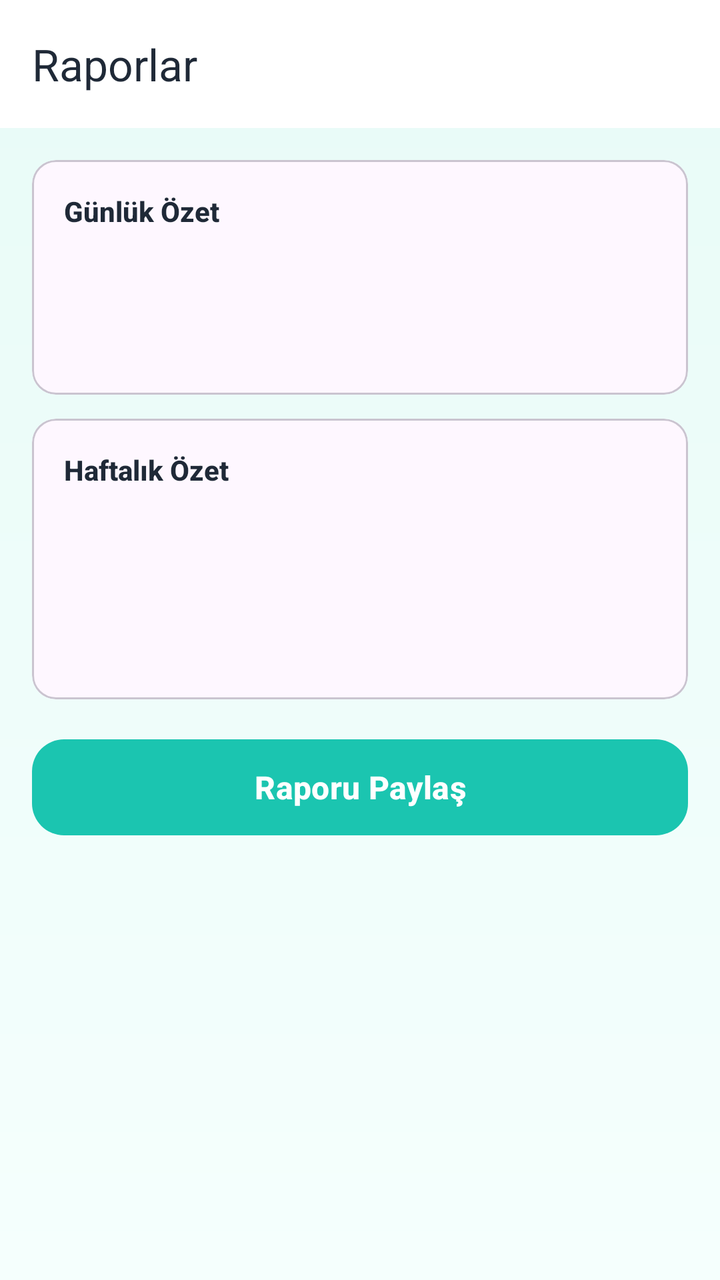
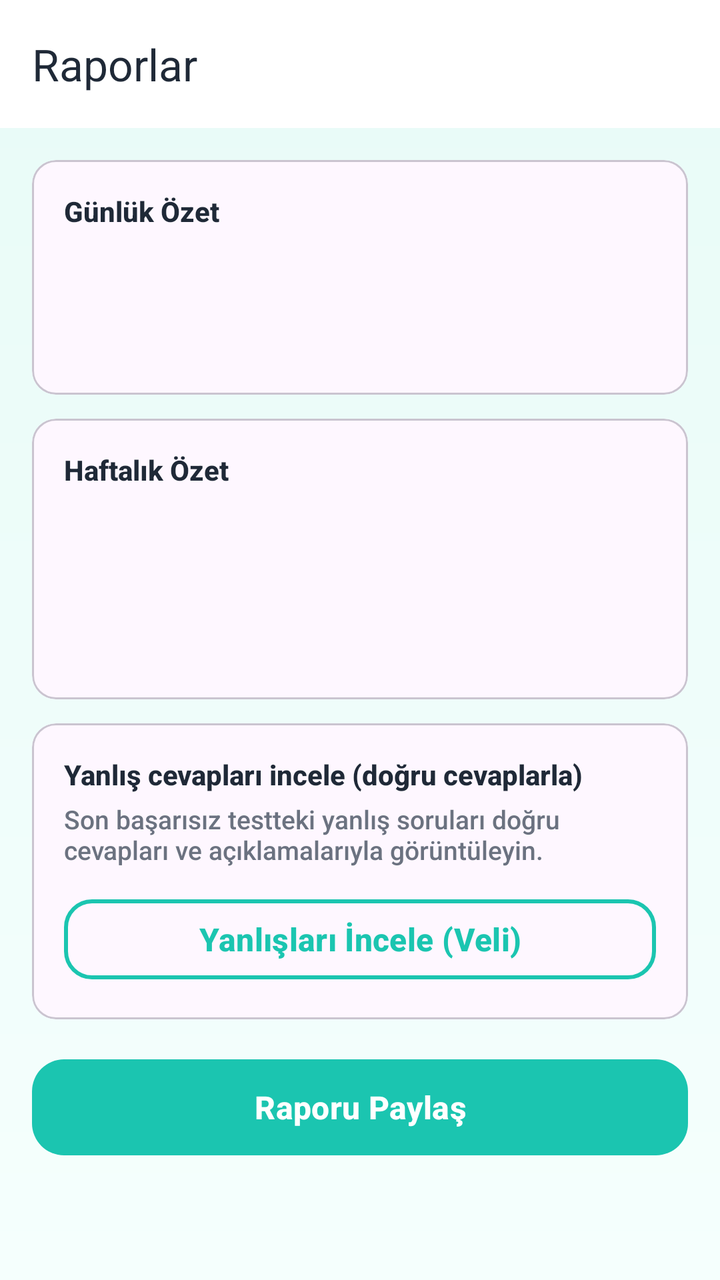

Before-and-after screenshots of an Android layout around one commit, followed by the original layout XML and the change that was made.
<!-- AndroidManifest.xml: application theme Theme.BrainBuddy -->
<!-- res/layout/activity_reports.xml -->
<?xml version="1.0" encoding="utf-8"?>
<LinearLayout xmlns:android="http://schemas.android.com/apk/res/android"
    xmlns:app="http://schemas.android.com/apk/res-auto"
    android:layout_width="match_parent"
    android:layout_height="match_parent"
    android:orientation="vertical"
    android:background="@drawable/bg_gradient">

    <com.google.android.material.appbar.MaterialToolbar
        android:id="@+id/toolbar"
        android:layout_width="match_parent"
        android:layout_height="?attr/actionBarSize"
        android:background="@color/white"
        app:title="@string/reports_title"/>

    <ScrollView
        android:layout_width="match_parent"
        android:layout_height="match_parent"
        android:padding="16dp">

        <LinearLayout
            android:layout_width="match_parent"
            android:layout_height="wrap_content"
            android:orientation="vertical">

            <com.google.android.material.card.MaterialCardView
                style="@style/BB.Card"
                android:layout_width="match_parent"
                android:layout_height="wrap_content">

                <LinearLayout
                    android:layout_width="match_parent"
                    android:layout_height="wrap_content"
                    android:orientation="vertical"
                    android:padding="16dp">

                    <TextView
                        android:text="@string/report_daily"
                        android:textStyle="bold"
                        android:textColor="@color/bb_text"
                        android:layout_width="match_parent"
                        android:layout_height="wrap_content"/>

                    <TextView
                        android:id="@+id/tvDailyLock"
                        android:layout_marginTop="4dp"
                        android:textColor="@color/bb_text_muted"
                        android:layout_width="match_parent"
                        android:layout_height="wrap_content"/>

                    <TextView
                        android:id="@+id/tvDailyQuizzes"
                        android:layout_marginTop="4dp"
                        android:textColor="@color/bb_text_muted"
                        android:layout_width="match_parent"
                        android:layout_height="wrap_content"/>

                    <TextView
                        android:id="@+id/tvDailyAttempts"
                        android:layout_marginTop="4dp"
                        android:textColor="@color/bb_text_muted"
                        android:textSize="12sp"
                        android:layout_width="match_parent"
                        android:layout_height="wrap_content"/>
                </LinearLayout>
            </com.google.android.material.card.MaterialCardView>

            <com.google.android.material.card.MaterialCardView
                style="@style/BB.Card"
                android:layout_width="match_parent"
                android:layout_height="wrap_content"
                android:layout_marginTop="12dp">

                <LinearLayout
                    android:layout_width="match_parent"
                    android:layout_height="wrap_content"
                    android:orientation="vertical"
                    android:padding="16dp">

                    <TextView
                        android:text="@string/report_weekly"
                        android:textStyle="bold"
                        android:textColor="@color/bb_text"
                        android:layout_width="match_parent"
                        android:layout_height="wrap_content"/>

                    <TextView
                        android:id="@+id/tvWeeklyLock"
                        android:layout_marginTop="4dp"
                        android:textColor="@color/bb_text_muted"
                        android:layout_width="match_parent"
                        android:layout_height="wrap_content"/>

                    <TextView
                        android:id="@+id/tvWeeklyQuizzes"
                        android:layout_marginTop="4dp"
                        android:textColor="@color/bb_text_muted"
                        android:layout_width="match_parent"
                        android:layout_height="wrap_content"/>

                    <TextView
                        android:id="@+id/tvPassRate"
                        android:layout_marginTop="4dp"
                        android:textColor="@color/bb_text_muted"
                        android:layout_width="match_parent"
                        android:layout_height="wrap_content"/>

                    <TextView
                        android:id="@+id/tvWeeklyAttempts"
                        android:layout_marginTop="4dp"
                        android:textColor="@color/bb_text_muted"
                        android:textSize="12sp"
                        android:layout_width="match_parent"
                        android:layout_height="wrap_content"/>
                </LinearLayout>
            </com.google.android.material.card.MaterialCardView>

            <Button
                android:id="@+id/btnShareReport"
                style="@style/BB.Button"
                android:layout_marginTop="16dp"
                android:text="@string/report_share"
                android:layout_width="match_parent"
                android:layout_height="wrap_content"/>
        </LinearLayout>
    </ScrollView>
</LinearLayout>
<!-- resources referenced by this layout -->
<resources>
  <color name="bb_text">#1F2937</color>
  <color name="bb_text_muted">#6B7280</color>
  <color name="white">#FFFFFF</color>
  <!-- drawable bg_gradient (drawable) -->
  <?xml version="1.0" encoding="utf-8"?>
  <layer-list xmlns:android="http://schemas.android.com/apk/res/android">
      <item>
          <shape>
              <gradient
                  android:angle="270"
                  android:startColor="#E8FBF7"
                  android:endColor="#F5FFFD"/>
          </shape>
      </item>
  </layer-list>
  <string name="report_daily">Günlük Özet</string>
  <string name="report_share">Raporu Paylaş</string>
  <string name="report_weekly">Haftalık Özet</string>
  <string name="reports_title">Raporlar</string>
  <style name="BB.Button" parent="BBButton" />
  <style name="BB.Card">
          <item name="android:background">@drawable/bg_card</item>
          <item name="android:padding">16dp</item>
      </style>
  <style name="Theme.BrainBuddy" parent="Theme.Material3.Light.NoActionBar">
          <item name="colorPrimary">@color/bb_primary</item>
          <item name="colorOnPrimary">@color/white</item>
          <item name="colorSecondary">@color/bb_secondary</item>
          <item name="colorOnSecondary">@color/white</item>
          <item name="colorTertiary">@color/bb_accent</item>
          <item name="colorOnTertiary">@color/black</item>
          <item name="colorError">@color/bb_error</item>
          <item name="android:windowBackground">@drawable/bg_gradient</item>
          <item name="android:textColorPrimary">@color/bb_text</item>
          <item name="android:textColorSecondary">@color/bb_text_muted</item>
          <item name="materialButtonStyle">@style/BBButton</item>
          <item name="android:fontFamily">sans-serif-medium</item>
      </style>
  <style name="BBButton" parent="Widget.Material3.Button">
          <item name="android:minHeight">56dp</item>
          <item name="android:paddingStart">24dp</item>
          <item name="android:paddingEnd">24dp</item>
          <item name="cornerRadius">16dp</item>
          <item name="android:textAllCaps">false</item>
          <item name="android:textColor">@color/white</item>
          <item name="android:textSize">16sp</item>
          <item name="android:textStyle">bold</item>
          <item name="backgroundTint">@color/bb_primary</item>
      </style>
  <!-- drawable bg_card (drawable) -->
  <?xml version="1.0" encoding="utf-8"?>
  <shape xmlns:android="http://schemas.android.com/apk/res/android">
      <solid android:color="@color/bb_card"/>
      <corners android:radius="18dp"/>
      <padding
          android:left="16dp"
          android:top="16dp"
          android:right="16dp"
          android:bottom="16dp"/>
  </shape>
  <color name="bb_primary">#1BC5B0</color>
  <color name="bb_secondary">#00897B</color>
  <color name="bb_accent">#FFC107</color>
  <color name="black">#000000</color>
  <color name="bb_error">#FF5252</color>
  <color name="bb_card">#FFFFFF</color>
</resources>

<!-- the commit's change to res/layout/activity_reports.xml (unified diff, before → after) -->
@@ -115,6 +115,44 @@
                 </LinearLayout>
             </com.google.android.material.card.MaterialCardView>
 
+            <com.google.android.material.card.MaterialCardView
+                style="@style/BB.Card"
+                android:id="@+id/cardReviewWrong"
+                android:layout_width="match_parent"
+                android:layout_height="wrap_content"
+                android:layout_marginTop="12dp">
+
+                <LinearLayout
+                    android:layout_width="match_parent"
+                    android:layout_height="wrap_content"
+                    android:orientation="vertical"
+                    android:padding="16dp">
+
+                    <TextView
+                        android:text="Yanlış cevapları incele (doğru cevaplarla)"
+                        android:textStyle="bold"
+                        android:textColor="@color/bb_text"
+                        android:layout_width="match_parent"
+                        android:layout_height="wrap_content"/>
+
+                    <TextView
+                        android:text="Son başarısız testteki yanlış soruları doğru cevapları ve açıklamalarıyla görüntüleyin."
+                        android:textSize="13sp"
+                        android:textColor="@color/bb_text_muted"
+                        android:layout_width="match_parent"
+                        android:layout_height="wrap_content"
+                        android:layout_marginTop="4dp"/>
+
+                    <Button
+                        android:id="@+id/btnReviewWrongParent"
+                        style="@style/BBButtonAlt"
+                        android:layout_marginTop="12dp"
+                        android:text="Yanlışları İncele (Veli)"
+                        android:layout_width="match_parent"
+                        android:layout_height="wrap_content"/>
+                </LinearLayout>
+            </com.google.android.material.card.MaterialCardView>
+
             <Button
                 android:id="@+id/btnShareReport"
                 style="@style/BB.Button"
<!-- resource entries referenced after the edit -->
@@ -23,6 +23,14 @@
   <style name="BB.Card">
           <item name="android:background">@drawable/bg_card</item>
           <item name="android:padding">16dp</item>
+      </style>
+  <style name="BBButtonAlt" parent="Widget.Material3.Button.OutlinedButton">
+          <item name="android:minHeight">48dp</item>
+          <item name="cornerRadius">14dp</item>
+          <item name="android:textAllCaps">false</item>
+          <item name="android:textColor">@color/bb_primary</item>
+          <item name="strokeColor">@color/bb_primary</item>
+          <item name="strokeWidth">2dp</item>
       </style>
   <style name="Theme.BrainBuddy" parent="Theme.Material3.Light.NoActionBar">
           <item name="colorPrimary">@color/bb_primary</item>
